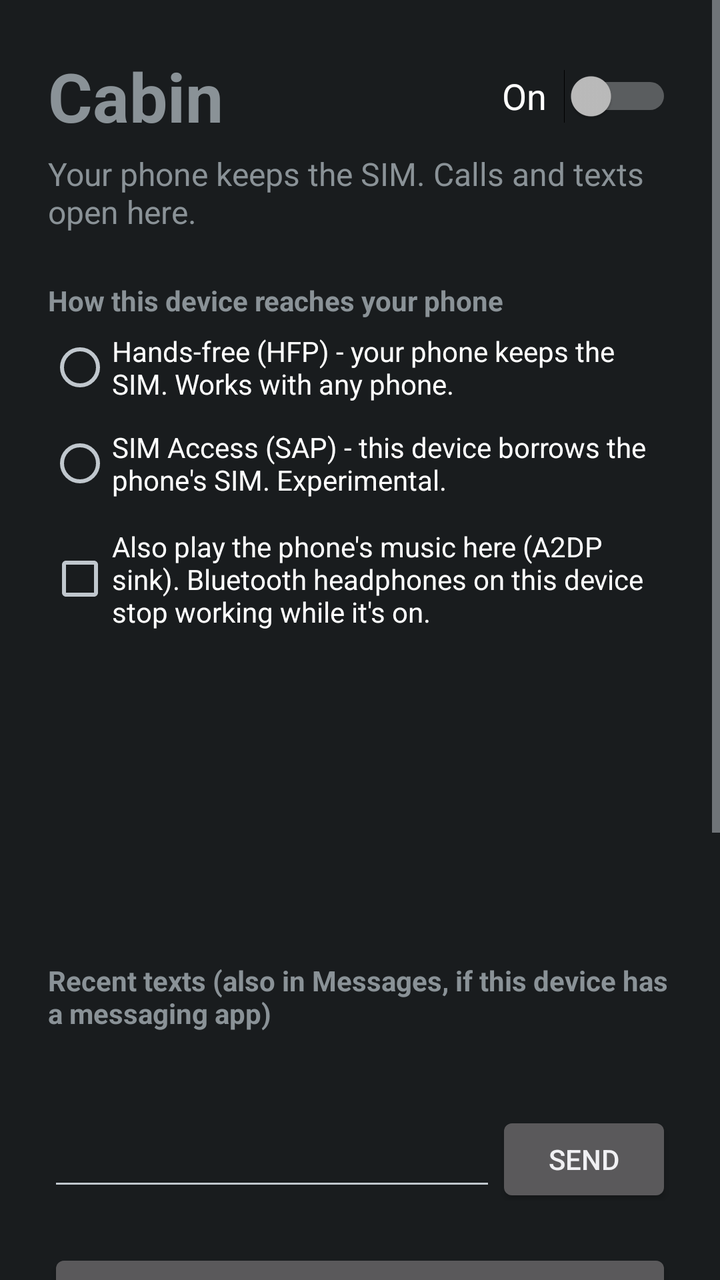
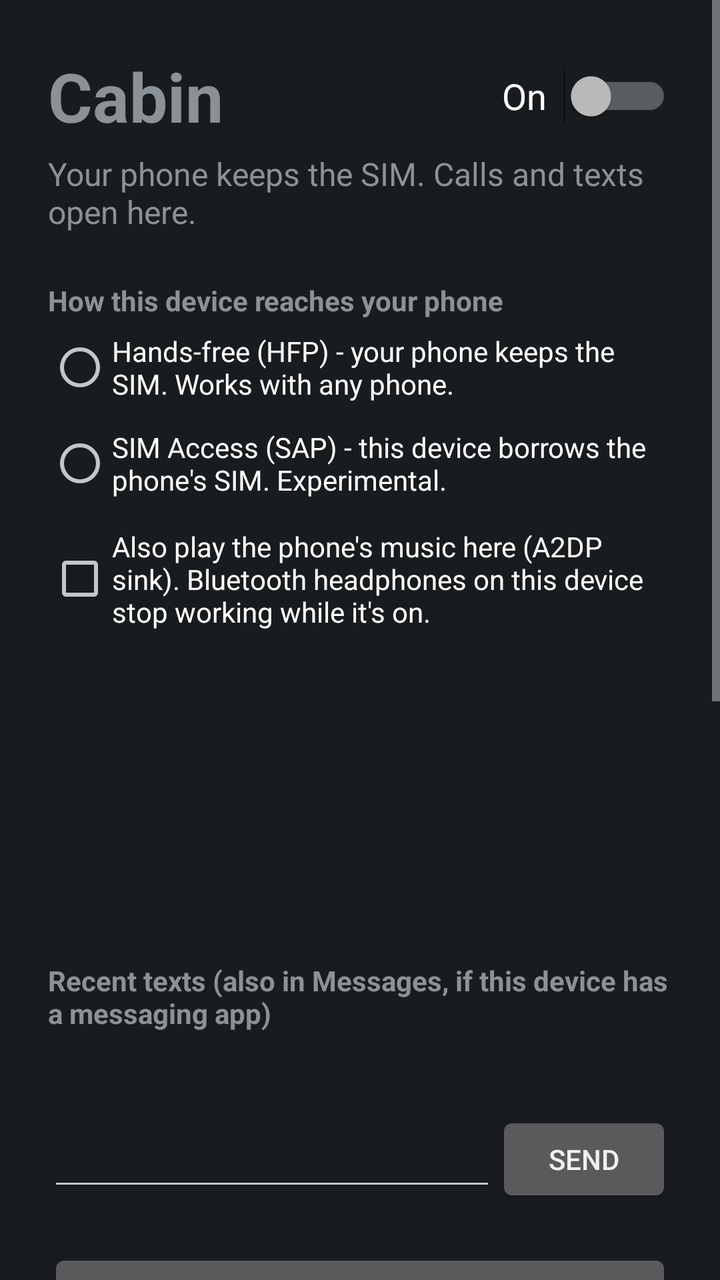

Compare the two renders of this Android layout. The source of the first and the diff that turns it into the second are given below.
<!-- AndroidManifest.xml: application theme android:Theme.DeviceDefault.NoActionBar -->
<!-- res/layout/activity_status.xml -->
<?xml version="1.0" encoding="utf-8"?>
<ScrollView xmlns:android="http://schemas.android.com/apk/res/android"
    android:layout_width="match_parent"
    android:layout_height="match_parent"
    android:fillViewport="true">

    <LinearLayout
        android:layout_width="match_parent"
        android:layout_height="wrap_content"
        android:orientation="vertical"
        android:padding="24dp">

        <LinearLayout
            android:layout_width="match_parent"
            android:layout_height="wrap_content"
            android:gravity="center_vertical"
            android:orientation="horizontal">

            <TextView
                android:layout_width="0dp"
                android:layout_height="wrap_content"
                android:layout_weight="1"
                android:text="@string/app_name"
                android:textSize="34sp"
                android:textStyle="bold" />

            <Switch
                android:id="@+id/sw_on"
                android:layout_width="wrap_content"
                android:layout_height="wrap_content"
                android:minHeight="48dp"
                android:text="On  "
                android:textSize="18sp" />
        </LinearLayout>

        <TextView
            android:layout_width="match_parent"
            android:layout_height="wrap_content"
            android:layout_marginTop="4dp"
            android:text="@string/tagline"
            android:textSize="16sp" />

        <TextView
            android:id="@+id/status_pending"
            android:layout_width="match_parent"
            android:layout_height="wrap_content"
            android:layout_marginTop="8dp"
            android:textSize="14sp"
            android:textStyle="italic"
            android:visibility="gone" />

        <TextView
            android:layout_width="match_parent"
            android:layout_height="wrap_content"
            android:layout_marginTop="24dp"
            android:text="How this device reaches your phone"
            android:textSize="14sp"
            android:textStyle="bold" />

        <RadioGroup
            android:id="@+id/rg_mode"
            android:layout_width="match_parent"
            android:layout_height="wrap_content">

            <RadioButton
                android:id="@+id/rb_hfp"
                android:layout_width="match_parent"
                android:layout_height="wrap_content"
                android:minHeight="48dp"
                android:text="Hands-free (HFP) - your phone keeps the SIM. Works with any phone." />

            <RadioButton
                android:id="@+id/rb_sap"
                android:layout_width="match_parent"
                android:layout_height="wrap_content"
                android:minHeight="48dp"
                android:text="SIM Access (SAP) - this device borrows the phone's SIM. Experimental." />
        </RadioGroup>

        <CheckBox
            android:id="@+id/cb_media"
            android:layout_width="match_parent"
            android:layout_height="wrap_content"
            android:layout_marginTop="8dp"
            android:minHeight="48dp"
            android:text="Also play the phone's music here (A2DP sink). Bluetooth headphones on this device stop working while it's on." />

        <TextView
            android:id="@+id/status_link"
            android:layout_width="match_parent"
            android:layout_height="wrap_content"
            android:layout_marginTop="24dp"
            android:textSize="20sp"
            android:textStyle="bold" />

        <TextView
            android:id="@+id/status_calls"
            android:layout_width="match_parent"
            android:layout_height="wrap_content"
            android:layout_marginTop="10dp"
            android:textSize="16sp" />

        <TextView
            android:id="@+id/status_sms"
            android:layout_width="match_parent"
            android:layout_height="wrap_content"
            android:layout_marginTop="6dp"
            android:textSize="16sp" />

        <TextView
            android:id="@+id/status_detail"
            android:layout_width="match_parent"
            android:layout_height="wrap_content"
            android:layout_marginTop="12dp"
            android:textIsSelectable="true"
            android:textSize="14sp" />

        <TextView
            android:layout_width="match_parent"
            android:layout_height="wrap_content"
            android:layout_marginTop="24dp"
            android:text="Recent texts (also in Messages, if this device has a messaging app)"
            android:textSize="14sp"
            android:textStyle="bold" />

        <TextView
            android:id="@+id/status_inbox"
            android:layout_width="match_parent"
            android:layout_height="wrap_content"
            android:layout_marginTop="8dp"
            android:textIsSelectable="true"
            android:textSize="15sp" />

        <LinearLayout
            android:layout_width="match_parent"
            android:layout_height="wrap_content"
            android:layout_marginTop="8dp"
            android:orientation="horizontal">

            <EditText
                android:id="@+id/reply_body"
                android:layout_width="0dp"
                android:layout_height="wrap_content"
                android:layout_weight="1"
                android:inputType="textShortMessage|textMultiLine|textCapSentences"
                android:minHeight="48dp" />

            <Button
                android:id="@+id/btn_reply"
                android:layout_width="wrap_content"
                android:layout_height="wrap_content"
                android:minHeight="48dp"
                android:text="Send" />
        </LinearLayout>

        <Button
            android:id="@+id/btn_pair"
            android:layout_width="match_parent"
            android:layout_height="wrap_content"
            android:layout_marginTop="24dp"
            android:minHeight="48dp"
            android:text="Pair a phone" />

        <Button
            android:id="@+id/btn_sync"
            android:layout_width="match_parent"
            android:layout_height="wrap_content"
            android:layout_marginTop="8dp"
            android:minHeight="48dp"
            android:text="Pull unread texts" />

        <Button
            android:id="@+id/btn_reset_bt"
            android:layout_width="match_parent"
            android:layout_height="wrap_content"
            android:layout_marginTop="8dp"
            android:minHeight="48dp"
            android:text="Reset Bluetooth" />

        <Button
            android:id="@+id/btn_sap"
            android:layout_width="match_parent"
            android:layout_height="wrap_content"
            android:layout_marginTop="8dp"
            android:minHeight="48dp"
            android:text="Test SIM access (phone loses signal for a few seconds)" />

        <Button
            android:id="@+id/btn_phone"
            android:layout_width="match_parent"
            android:layout_height="wrap_content"
            android:layout_marginTop="8dp"
            android:minHeight="48dp"
            android:text="Open Phone" />

        <Button
            android:id="@+id/btn_messages"
            android:layout_width="match_parent"
            android:layout_height="wrap_content"
            android:layout_marginTop="8dp"
            android:minHeight="48dp"
            android:text="Open Messages" />
    </LinearLayout>
</ScrollView>
<!-- resources referenced by this layout -->
<resources>
  <string name="app_name">Cabin</string>
  <string name="tagline">Your phone keeps the SIM. Calls and texts open here.</string>
</resources>

<!-- the commit's change to res/layout/activity_status.xml (unified diff, before → after) -->
@@ -169,6 +169,31 @@
             android:minHeight="48dp"
             android:text="Pull unread texts" />
 
+        <EditText
+            android:id="@+id/experiments"
+            android:layout_width="match_parent"
+            android:layout_height="wrap_content"
+            android:layout_marginTop="24dp"
+            android:hint="Relay experiments, comma separated"
+            android:inputType="text"
+            android:minHeight="48dp" />
+
+        <Button
+            android:id="@+id/btn_experiments"
+            android:layout_width="match_parent"
+            android:layout_height="wrap_content"
+            android:layout_marginTop="8dp"
+            android:minHeight="48dp"
+            android:text="Set relay experiments" />
+
+        <Button
+            android:id="@+id/btn_relay_diag"
+            android:layout_width="match_parent"
+            android:layout_height="wrap_content"
+            android:layout_marginTop="8dp"
+            android:minHeight="48dp"
+            android:text="Save relay diagnostics" />
+
         <Button
             android:id="@+id/btn_reset_bt"
             android:layout_width="match_parent"
